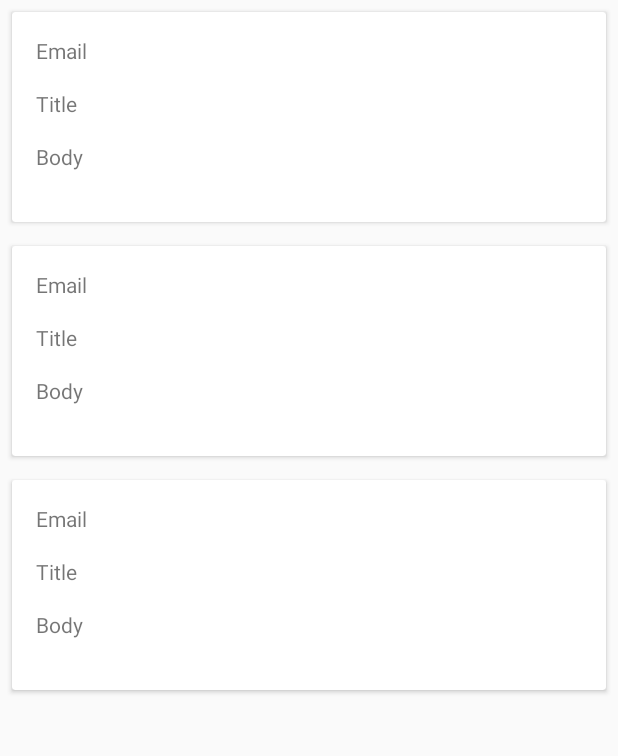
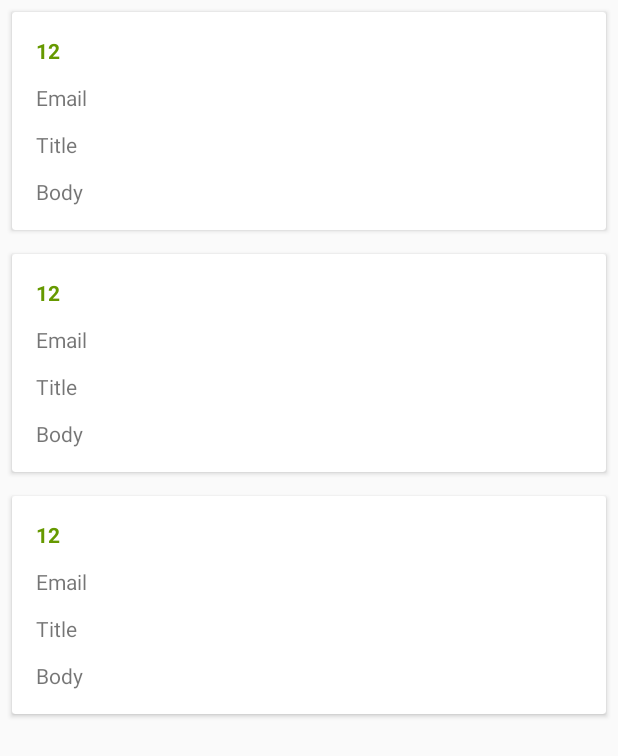
Before and after one commit to rostikbalagurak/pagingdemo, an Android app: the layout activity_paging.xml on its own in the app's theme, with its tools: preview values and no code run, on a phone screen of 412 x 824 dp. Shown: the top 756 px of the screen. Run offline under Robolectric (Android 15) with nearby library versions, the phone set to English and light mode, and no system bars.

```diff
--- a/app/src/main/res/layout/item_comment.xml
+++ b/app/src/main/res/layout/item_comment.xml
@@ -1,43 +1,43 @@
 <?xml version="1.0" encoding="utf-8"?>
 <android.support.v7.widget.CardView
         xmlns:android="http://schemas.android.com/apk/res/android"
-        xmlns:app="http://schemas.android.com/apk/res-auto"
         android:layout_width="match_parent"
         android:layout_margin="8dp"
-        android:layout_height="140dp">
+        android:layout_height="wrap_content">
 
-    <android.support.constraint.ConstraintLayout
+    <LinearLayout
             android:layout_width="match_parent"
+            android:orientation="vertical"
+            android:padding="16dp"
             android:layout_height="match_parent">
 
         <TextView
+                android:text="12"
+                android:layout_width="match_parent"
+                android:layout_height="wrap_content"
+                android:textStyle="bold"
+                android:textColor="@android:color/holo_green_dark"
+                android:id="@+id/tvId"
+                android:layout_marginBottom="12dp"/>
+
+        <TextView
                 android:text="Email"
-                android:layout_width="0dp"
+                android:layout_width="match_parent"
                 android:layout_height="wrap_content"
-                app:layout_constraintTop_toTopOf="parent"
-                app:layout_constraintStart_toStartOf="parent" android:layout_marginLeft="16dp"
-                android:layout_marginTop="16dp" android:layout_marginStart="16dp" android:id="@+id/tvEmail"
-                android:layout_marginBottom="12dp" app:layout_constraintBottom_toTopOf="@+id/tvTitle"
-                app:layout_constraintEnd_toEndOf="parent" android:layout_marginEnd="16dp"
-                android:layout_marginRight="16dp"/>
+                android:id="@+id/tvEmail"
+                android:layout_marginBottom="12dp"/>
         <TextView
                 android:text="Title"
-                android:layout_width="0dp"
+                android:layout_width="match_parent"
                 android:layout_height="wrap_content"
-                android:id="@+id/tvTitle" app:layout_constraintStart_toStartOf="parent" android:layout_marginLeft="16dp"
-                android:layout_marginStart="16dp" app:layout_constraintEnd_toEndOf="parent"
-                android:layout_marginEnd="16dp"
-                android:layout_marginRight="16dp" android:layout_marginTop="16dp"
-                app:layout_constraintTop_toBottomOf="@+id/tvEmail"/>
+                android:id="@+id/tvTitle"
+                android:layout_marginBottom="12dp"
+        />
         <TextView
                 android:text="Body"
-                android:layout_width="0dp"
+                android:layout_width="match_parent"
                 android:layout_height="19dp"
-                android:id="@+id/tvBody" app:layout_constraintStart_toStartOf="parent" android:layout_marginLeft="16dp"
-                android:layout_marginStart="16dp" app:layout_constraintEnd_toEndOf="parent"
-                android:layout_marginEnd="16dp"
-                android:layout_marginRight="16dp" android:layout_marginTop="16dp"
-                app:layout_constraintTop_toBottomOf="@+id/tvTitle"/>
+                android:id="@+id/tvBody"/>
 
-    </android.support.constraint.ConstraintLayout>
+    </LinearLayout>
 </android.support.v7.widget.CardView>
--- a/app/src/main/res/values/colors.xml
+++ b/app/src/main/res/values/colors.xml
@@ -2,5 +2,5 @@
 <resources>
     <color name="colorPrimary">#008577</color>
     <color name="colorPrimaryDark">#00574B</color>
-    <color name="colorAccent">#D81B60</color>
+    <color name="colorAccent">#00574B</color>
 </resources>
--- a/data/src/main/java/com/keytotech/pagingdemo/data/api/CommentsAPI.kt
+++ b/data/src/main/java/com/keytotech/pagingdemo/data/api/CommentsAPI.kt
@@ -15,8 +15,8 @@ interface CommentsAPI {
 
     @GET("/comments")
     fun getComments(
-        @Query("page") page: Int,
-        @Query("limit") limit: Int,
+        @Query("_page") page: Int,
+        @Query("_limit") limit: Int,
         @Query("sort") sort: String
     ): Deferred<List<Comment>>
 }
```
Also changed, not shown: app/src/main/java/com/keytotech/pagingdemo/presentation/comments/CommentsActivity.kt (+4 -6 lines), app/src/main/java/com/keytotech/pagingdemo/presentation/comments/CommentsViewModel.kt (+11 -7 lines), app/src/main/java/com/keytotech/pagingdemo/presentation/comments/list/CommentsAdapter.kt (+4 -14 lines), app/src/main/java/com/keytotech/pagingdemo/presentation/comments/pagination/CommentsDataFactory.kt (+4 -5 lines), app/src/main/java/com/keytotech/pagingdemo/presentation/comments/pagination/CommentsDataSource.kt (+11 -7 lines), app/src/main/java/com/keytotech/pagingdemo/presentation/comments/pagination/CommentsListingProvider.kt (+9 -9 lines), app/src/main/java/com/keytotech/pagingdemo/presentation/util/IdsRangeValidator.kt (+6 -1 lines).
